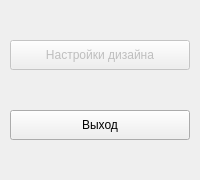
Before: the Qt Designer form grape/src/settingsmenu/settingsmenu.ui in rotat1ck/grape, drawn with Qt 5.
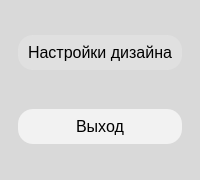
After: the same form once the commit is applied.

Commit message: Добавил прозрачность на кнопку

The edit to the form file:
```diff
--- a/grape/src/settingsmenu/settingsmenu.ui
+++ b/grape/src/settingsmenu/settingsmenu.ui
@@ -15,25 +15,23 @@
   </property>
   <property name="styleSheet">
    <string notr="true">QDialog {
-    background-color: #D9D9D9;
-    border: 1px solid #A0A0A0;
-    border-radius: 35px;
-}
-/* Чтобы кнопки не вылезали за скругленные углы */
-QDialog &gt; QWidget {
-    border-radius: 35px;
-}
-QPushButton {
-    background-color: #F2F2F2;
-    border-radius: 15px;
-    font-family: 'Comfortaa';
-    font-size: 16px;
-    color: #000000;
-    padding: 5px;
-}
-QPushButton:hover {
-    background-color: #E5E5E5;
-}</string>
+            background-color: #D9D9D9;
+            border-radius: 25px;
+            border: 0px solid transparent; /* Явное отключение границы */
+        }
+        QPushButton {
+            background-color: #F2F2F2;
+            border-radius: 15px;
+            padding: 8px;
+            margin: 4px 8px;
+            font-family: 'Comfortaa';
+            font-size: 16px;
+            color: black;
+            border: none;
+        }
+        QPushButton:hover {
+            background-color: #E5E5E5;
+        }</string>
   </property>
   <layout class="QVBoxLayout" name="verticalLayout">
    <property name="spacing">
@@ -68,6 +66,18 @@
      <property name="statusTip">
       <string/>
      </property>
+     <property name="styleSheet">
+      <string notr="true">QPushButton {
+background-color: rgba(242, 242, 242, 76);
+border-radius: 15px;
+padding: 8px;
+margin: 4px 8px;
+font-family: 'Comfortaa';
+font-size: 16px;
+color: black;
+border: none;
+}</string>
+     </property>
      <property name="text">
       <string>Настройки дизайна</string>
      </property>
```
Left out of the diff: 3 changed lines with no effect on the pictures. The commit also changes 1 other file.
